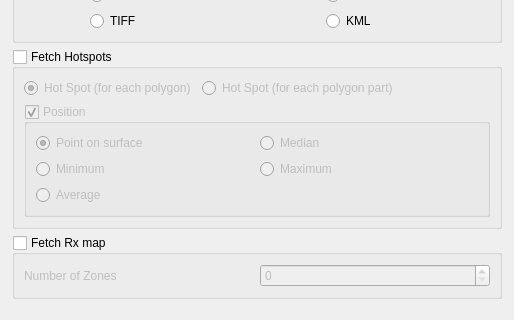
Before: the Qt Designer form geosys/ui/templates/geosys_dockwidget_base.ui in osundwajeff/qgis-plugin, drawn with Qt 5; both pictures show x 0 to 514 and y 300 to 620 of the 514 by 909 pixel window.
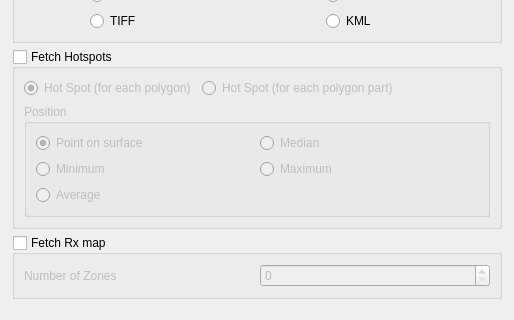
After: the same form once the commit is applied.

Commit message: make position hotspots input mandatory

Diff of the .ui file:
```diff
--- a/geosys/ui/templates/geosys_dockwidget_base.ui
+++ b/geosys/ui/templates/geosys_dockwidget_base.ui
@@ -667,7 +667,10 @@
               <string>Position</string>
              </property>
              <property name="checkable">
-              <bool>true</bool>
+              <bool>false</bool>
+             </property>
+             <property name="checked">
+              <bool>false</bool>
              </property>
              <layout class="QGridLayout" name="gridLayout_3">
               <item row="1" column="1">
```
